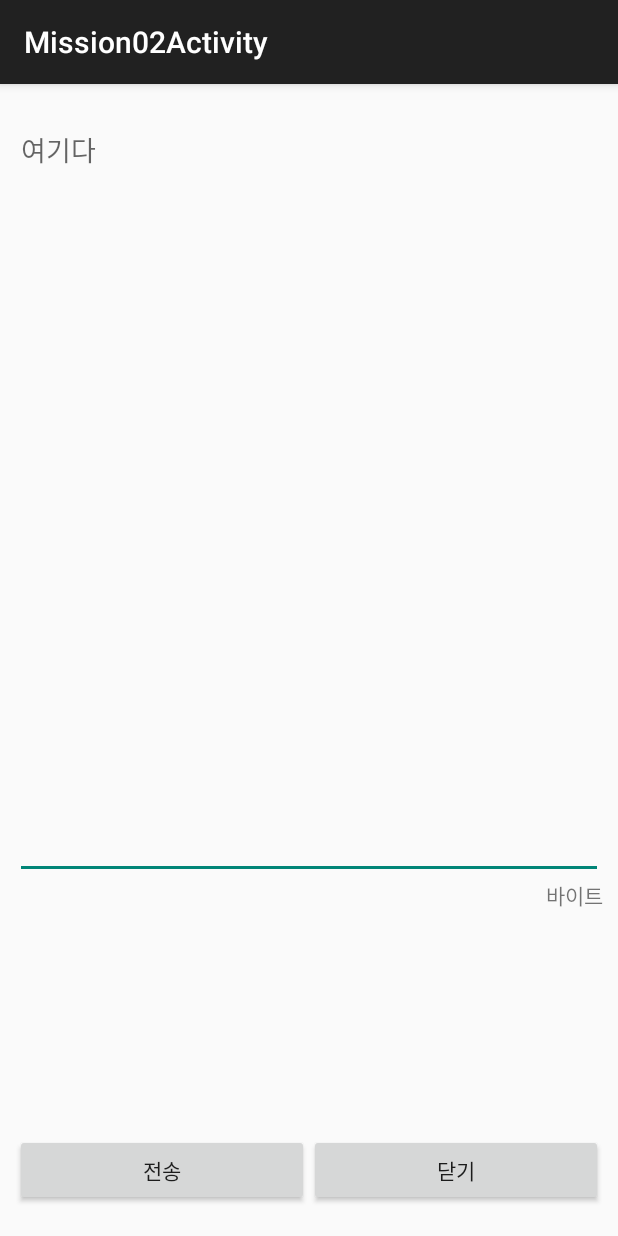
After one commit to lkb0398/Android_Exam, an Android app: the Mission02Activity screen opened directly, with no data from a screen before it, on a phone screen of 412 x 824 dp. The commit adds this screen. Run offline under Robolectric (Android 15) with nearby library versions, the phone set to English and light mode, and no system bars.

Commit message:
byte 표시, textwatcher사용, button 연결

```diff
--- a/app/src/main/AndroidManifest.xml
+++ b/app/src/main/AndroidManifest.xml
@@ -23,6 +23,9 @@
             android:name=".mission.Mission01Activity"
             android:label="@string/title_activity_mission01" >
         </activity>
+        <activity
+            android:name=".mission.Mission02Activity"
+            android:label="@string/title_activity_mission02"></activity>
     </application>
 
 </manifest>
--- a/app/src/main/java/com/lkb0398nate/androidexam/MainActivity.java
+++ b/app/src/main/java/com/lkb0398nate/androidexam/MainActivity.java
@@ -9,6 +9,7 @@ import android.widget.ListView;
 import android.widget.SimpleAdapter;
 
 import com.lkb0398nate.androidexam.mission.Mission01Activity;
+import com.lkb0398nate.androidexam.mission.Mission02Activity;
 
 import java.text.Collator;
 import java.util.ArrayList;
@@ -57,6 +58,7 @@ public class MainActivity extends ListActivity {
 //        addItem(myData, "TransitionDrawable", TransitionDrawableExamActivity.class);
         addItem(myData, "FramLayout", FramLayoutActivity.class);
         addItem(myData, "up, down", Mission01Activity.class);
+        addItem(myData, "Mission2", Mission02Activity.class);
 
         // ----- 메뉴 추가 여기까지
 
--- /dev/null
+++ b/app/src/main/java/com/lkb0398nate/androidexam/mission/Mission02Activity.java
@@ -0,0 +1,74 @@
+
+package com.lkb0398nate.androidexam.mission;
+
+import android.os.Bundle;
+import android.support.v7.app.AppCompatActivity;
+import android.text.Editable;
+import android.text.TextWatcher;
+import android.view.View;
+import android.widget.Button;
+import android.widget.EditText;
+import android.widget.TextView;
+import android.widget.Toast;
+
+import com.lkb0398nate.androidexam.R;
+
+public class Mission02Activity extends AppCompatActivity {
+
+    private Button mBtn1;
+    private Button mBtn2;
+    private EditText mEdit;
+    private TextView mByteText;
+
+    @Override
+    protected void onCreate(Bundle savedInstanceState) {
+        super.onCreate(savedInstanceState);
+        setContentView(R.layout.activity_mission02);
+
+        mBtn1 = (Button) findViewById(R.id.button1);
+        mBtn2 = (Button) findViewById(R.id.button2);
+        mEdit = (EditText) findViewById(R.id.edit_text);
+        mByteText = ((TextView) findViewById(R.id.byte_text));
+
+        mEdit.addTextChangedListener(new TextWatcher() {
+            @Override
+            public void beforeTextChanged(CharSequence s, int start, int count, int after) {
+
+            }
+
+            @Override
+            public void onTextChanged(CharSequence s, int start, int before, int count) {
+
+            }
+
+            @Override
+            public void afterTextChanged(Editable s) {
+
+                mByteText.setText(s.toString().getBytes().length + "");
+            }
+        });
+
+        mBtn1.setOnClickListener(new View.OnClickListener() {
+
+            @Override
+            public void onClick(View v) {
+
+                String message = mEdit.getText().toString();
+
+                Toast.makeText(getApplicationContext(), message, Toast.LENGTH_SHORT).show();
+            }
+
+        });
+
+        mBtn2.setOnClickListener(new View.OnClickListener() {
+            @Override
+            public void onClick(View v) {
+
+                finish();
+
+            }
+        });
+
+    }
+
+}
--- /dev/null
+++ b/app/src/main/res/layout/activity_mission02.xml
@@ -0,0 +1,51 @@
+<LinearLayout xmlns:android="http://schemas.android.com/apk/res/android"
+    xmlns:tools="http://schemas.android.com/tools"
+    android:layout_width="match_parent"
+    android:layout_height="match_parent"
+    android:layout_marginBottom="20dp"
+    android:layout_marginTop="20dp"
+    android:layout_marginRight="10dp"
+    android:layout_marginLeft="10dp"
+    android:orientation="vertical"
+    tools:context="com.lkb0398nate.androidexam.mission.Mission02Activity">
+
+    <EditText
+        android:id="@+id/edit_text"
+        android:layout_width="match_parent"
+        android:layout_height="0dp"
+        android:layout_weight="3"
+        android:hint="여기다"
+        android:gravity="top" />
+
+    <TextView
+        android:id="@+id/byte_text"
+        android:layout_width="wrap_content"
+        android:layout_height="0dp"
+        android:layout_weight="1"
+        android:text="바이트"
+        android:layout_gravity="right" />
+
+
+    <LinearLayout
+        android:layout_width="match_parent"
+        android:layout_height="wrap_content"
+        android:gravity="center"
+        android:orientation="horizontal">
+
+        <Button
+            android:id="@+id/button1"
+            android:layout_width="0dp"
+            android:layout_height="wrap_content"
+            android:layout_weight="1"
+            android:text="전송" />
+
+        <Button
+            android:id="@+id/button2"
+            android:layout_width="0dp"
+            android:layout_height="wrap_content"
+            android:layout_weight="1"
+            android:text="닫기" />
+
+    </LinearLayout>
+
+</LinearLayout>
--- /dev/null
+++ b/app/src/main/res/menu/menu_mission02.xml
@@ -0,0 +1,10 @@
+<menu xmlns:android="http://schemas.android.com/apk/res/android"
+    xmlns:app="http://schemas.android.com/apk/res-auto"
+    xmlns:tools="http://schemas.android.com/tools"
+    tools:context="com.lkb0398nate.androidexam.mission.Mission02Activity">
+    <item
+        android:id="@+id/action_settings"
+        android:title="@string/action_settings"
+        android:orderInCategory="100"
+        app:showAsAction="never" />
+</menu>
--- a/app/src/main/res/values/strings.xml
+++ b/app/src/main/res/values/strings.xml
@@ -5,4 +5,5 @@
     <string name="action_settings">Settings</string>
     <string name="title_activity_fram_layout">FramLayoutActivity</string>
     <string name="title_activity_mission01">Mission01Activity</string>
+    <string name="title_activity_mission02">Mission02Activity</string>
 </resources>
```
